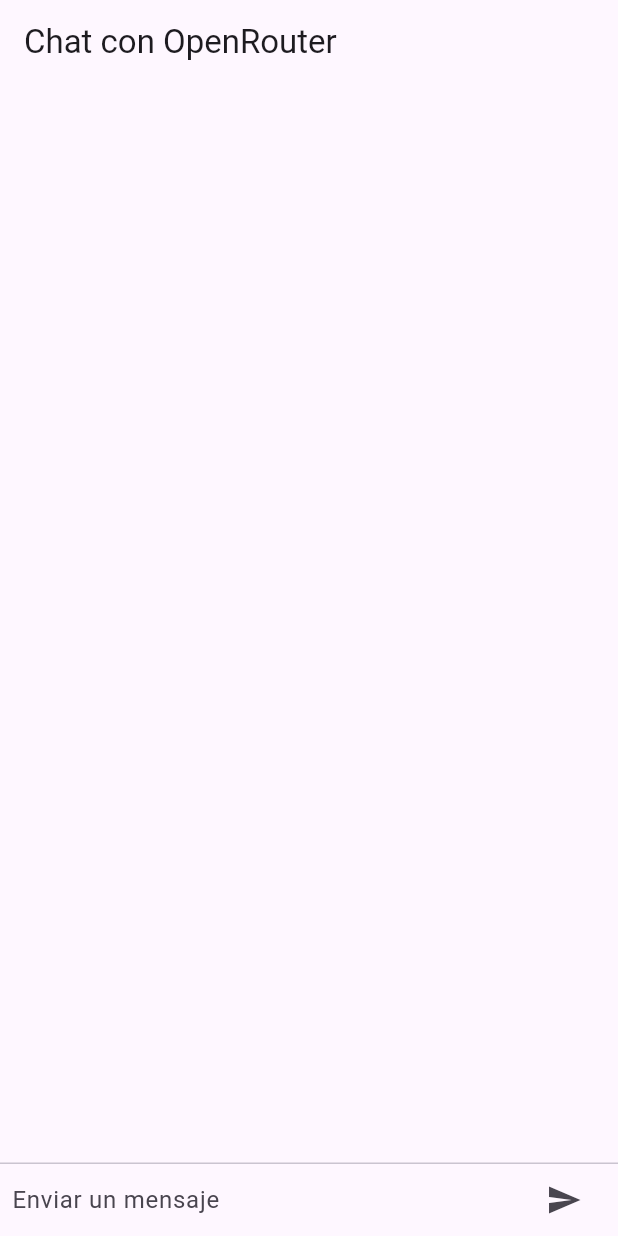
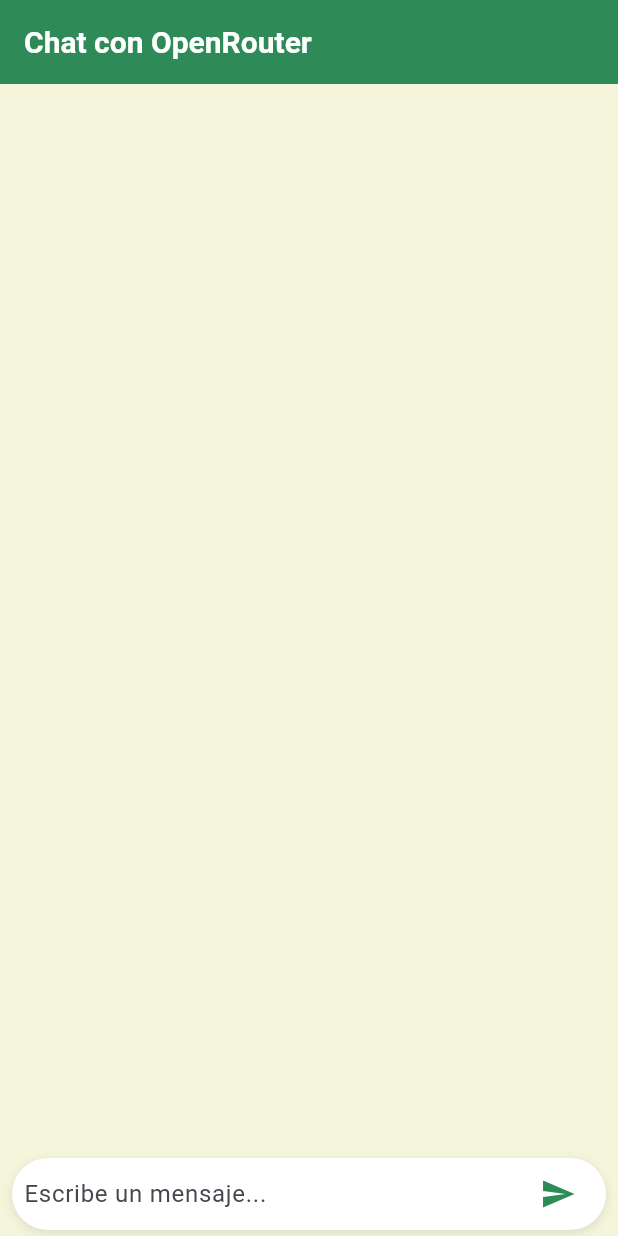
Before and after one commit to runinbk/DeepSeek-Prueba-T1, a Flutter app: the screen it shows after launch, on a phone screen of 412 x 824 dp. Run offline on Flutter 3.47's test engine with Material 3 defaults, Android fonts, the phone set to English and light mode, and no system bars.

Commit message:
fead(main): Mejora en la interfaz grafica

```diff
--- a/lib/main.dart
+++ b/lib/main.dart
@@ -13,7 +13,28 @@ class MyApp extends StatelessWidget {
   Widget build(BuildContext context) {
     return MaterialApp(
       title: 'Chat con OpenRouter',
-      theme: ThemeData(primarySwatch: Colors.blue),
+      theme: ThemeData(
+        primarySwatch: Colors.orange, // Color primario
+        scaffoldBackgroundColor: const Color(0xFFF5F5DC), // Fondo beige claro
+        textTheme: const TextTheme(
+          bodyMedium: TextStyle(
+            color: Color(0xFF654321),
+          ), // Texto marrón oscuro
+        ),
+        appBarTheme: const AppBarTheme(
+          backgroundColor: Color(
+            0xFF2E8B57,
+          ), // Color secundario (verde tropical)
+          titleTextStyle: TextStyle(
+            color: Colors.white,
+            fontSize: 20,
+            fontWeight: FontWeight.bold,
+          ),
+        ),
+        floatingActionButtonTheme: const FloatingActionButtonThemeData(
+          backgroundColor: Color(0xFFFFD700), // Botones amarillo dorado
+        ),
+      ),
       home: ChatScreen(),
     );
   }
@@ -32,24 +53,37 @@ class _ChatScreenState extends State<ChatScreen> {
 
   Widget _textComposerWidget() {
     return Container(
-      margin: const EdgeInsets.symmetric(horizontal: 8.0),
+      margin: const EdgeInsets.symmetric(horizontal: 8.0, vertical: 4.0),
+      padding: const EdgeInsets.symmetric(horizontal: 8.0),
+      decoration: BoxDecoration(
+        color: Colors.white,
+        borderRadius: BorderRadius.circular(25.0),
+        boxShadow: [
+          BoxShadow(
+            color: Colors.black.withOpacity(0.1),
+            blurRadius: 5.0,
+            offset: const Offset(0, 2),
+          ),
+        ],
+      ),
       child: Row(
         children: <Widget>[
-          Flexible(
+          Expanded(
             child: TextField(
               controller: _textController,
               onSubmitted: _handleSubmitted,
-              decoration: InputDecoration.collapsed(
-                hintText: 'Enviar un mensaje',
+              decoration: const InputDecoration(
+                hintText: 'Escribe un mensaje...',
+                border: InputBorder.none,
               ),
             ),
           ),
-          Container(
-            margin: const EdgeInsets.symmetric(horizontal: 4.0),
-            child: IconButton(
-              icon: Icon(Icons.send),
-              onPressed: () => _handleSubmitted(_textController.text),
-            ),
+          IconButton(
+            icon: const Icon(
+              Icons.send,
+              color: Color(0xFF2E8B57),
+            ), // Icono verde tropical
+            onPressed: () => _handleSubmitted(_textController.text),
           ),
         ],
       ),
@@ -59,22 +93,18 @@ class _ChatScreenState extends State<ChatScreen> {
   @override
   Widget build(BuildContext context) {
     return Scaffold(
-      appBar: AppBar(title: Text('Chat con OpenRouter')),
+      appBar: AppBar(title: const Text('Chat con OpenRouter')),
       body: Column(
         children: <Widget>[
-          Flexible(
+          Expanded(
             child: ListView.builder(
-              padding: EdgeInsets.all(8.0),
+              padding: const EdgeInsets.all(8.0),
               reverse: true,
               itemBuilder: (_, int index) => _messages[index],
               itemCount: _messages.length,
             ),
           ),
-          Divider(height: 1.0),
-          Container(
-            decoration: BoxDecoration(color: Theme.of(context).cardColor),
-            child: _textComposerWidget(),
-          ),
+          _textComposerWidget(),
         ],
       ),
     );
@@ -89,7 +119,9 @@ class _ChatScreenState extends State<ChatScreen> {
 
     try {
       final responseText = await _callOpenRouterAPI(text);
-      final respuestaLimpia = _limpiarRespuesta(responseText); // Limpia la respuesta
+      final respuestaLimpia = _limpiarRespuesta(
+        responseText,
+      ); // Limpia la respuesta
       ChatMessage response = ChatMessage(text: respuestaLimpia, isMe: false);
       setState(() {
         _messages.insert(0, response);
@@ -107,8 +139,10 @@ class _ChatScreenState extends State<ChatScreen> {
   }
 
   Future<String> _callOpenRouterAPI(String message) async {
-    final apiKey = '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'; // Reemplaza con tu clave de API de OpenRouter
-    final apiUrl = 'https://openrouter.ai/api/v1/chat/completions'; // URL de OpenRouter
+    final apiKey =
+        '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'; // Reemplaza con tu clave de API de OpenRouter
+    final apiUrl =
+        'https://openrouter.ai/api/v1/chat/completions'; // URL de OpenRouter
 
     try {
       final response = await http.post(
@@ -122,7 +156,10 @@ class _ChatScreenState extends State<ChatScreen> {
         body: jsonEncode({
           'model': 'deepseek/deepseek-r1-zero:free', // Modelo de OpenRouter
           'messages': [
-            {'role': 'user', 'content': message} // Estructura esperada por la API
+            {
+              'role': 'user',
+              'content': message,
+            }, // Estructura esperada por la API
           ],
         }),
       );
@@ -130,11 +167,13 @@ class _ChatScreenState extends State<ChatScreen> {
       if (response.statusCode == 200) {
         final decodedResponse = json.decode(response.body);
         // Extrae el contenido de la respuesta
-        final responseText = decodedResponse['choices'][0]['message']['content'];
+        final responseText =
+            decodedResponse['choices'][0]['message']['content'];
         return responseText;
       } else {
         final errorResponse = json.decode(response.body);
-        final errorMessage = errorResponse['error']['message'] ?? 'Error desconocido';
+        final errorMessage =
+            errorResponse['error']['message'] ?? 'Error desconocido';
         print('Error en la llamada al API: ${response.statusCode}');
         print('Respuesta del servidor: ${response.body}');
         return 'Error: $errorMessage'; // Muestra el mensaje de error específico
@@ -165,29 +204,50 @@ class ChatMessage extends StatelessWidget {
   @override
   Widget build(BuildContext context) {
     return Container(
-      margin: const EdgeInsets.symmetric(vertical: 10.0),
+      margin: const EdgeInsets.symmetric(vertical: 8.0, horizontal: 16.0),
       child: Row(
         crossAxisAlignment: CrossAxisAlignment.start,
         children: <Widget>[
-          Container(
-            margin: const EdgeInsets.only(right: 16.0),
-            child: CircleAvatar(child: Text(isMe ? 'Yo' : 'OR')),
-          ),
+          if (!isMe)
+            Container(
+              margin: const EdgeInsets.only(right: 8.0),
+              child: const CircleAvatar(
+                backgroundColor: Color(0xFF2E8B57), // Verde tropical
+                child: Text('OR', style: TextStyle(color: Colors.white)),
+              ),
+            ),
           Expanded(
             child: Column(
-              crossAxisAlignment: CrossAxisAlignment.start,
+              crossAxisAlignment:
+                  isMe ? CrossAxisAlignment.end : CrossAxisAlignment.start,
               children: <Widget>[
-                Text(
-                  isMe ? 'Yo' : 'OpenRouter',
-                  style: Theme.of(context).textTheme.titleMedium,
-                ),
                 Container(
-                  margin: const EdgeInsets.only(top: 5.0),
-                  child: Text(text), // Muestra el texto limpio
+                  padding: const EdgeInsets.all(12.0),
+                  decoration: BoxDecoration(
+                    color:
+                        isMe
+                            ? const Color(0xFFFF7F50)
+                            : const Color(
+                              0xFF2E8B57,
+                            ), // Naranja coral o verde tropical
+                    borderRadius: BorderRadius.circular(12.0),
+                  ),
+                  child: Text(
+                    text,
+                    style: const TextStyle(color: Colors.white),
+                  ),
                 ),
               ],
             ),
           ),
+          if (isMe)
+            Container(
+              margin: const EdgeInsets.only(left: 8.0),
+              child: const CircleAvatar(
+                backgroundColor: Color(0xFFFF7F50), // Naranja coral
+                child: Text('Yo', style: TextStyle(color: Colors.white)),
+              ),
+            ),
         ],
       ),
     );
```
Also changed, not shown: 4 other files.
